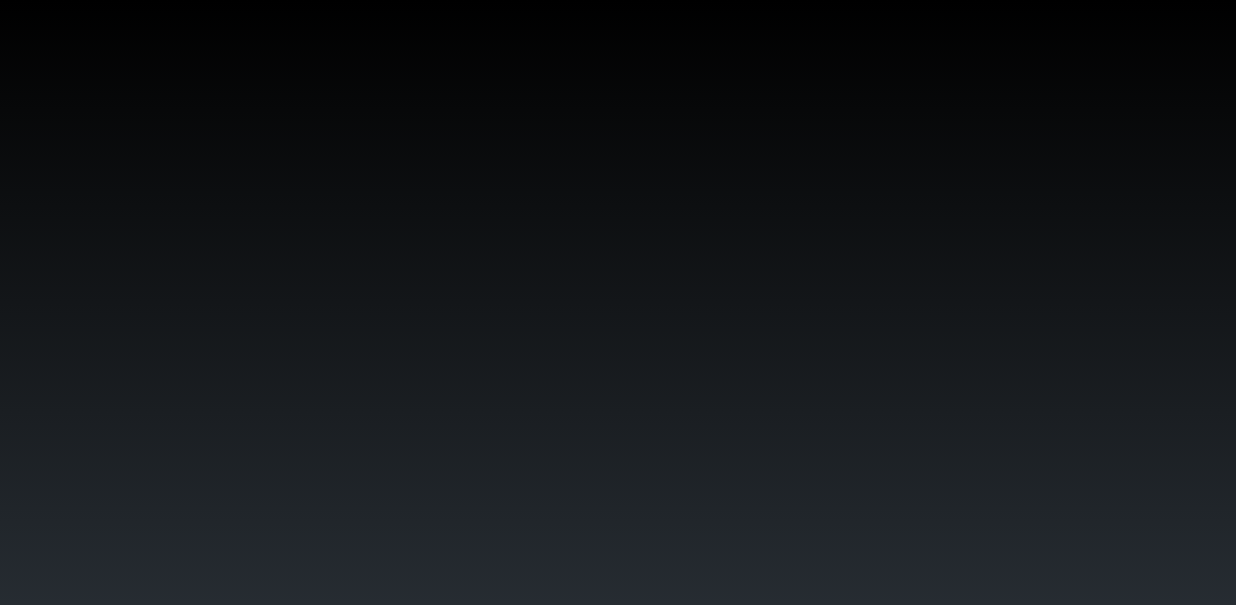
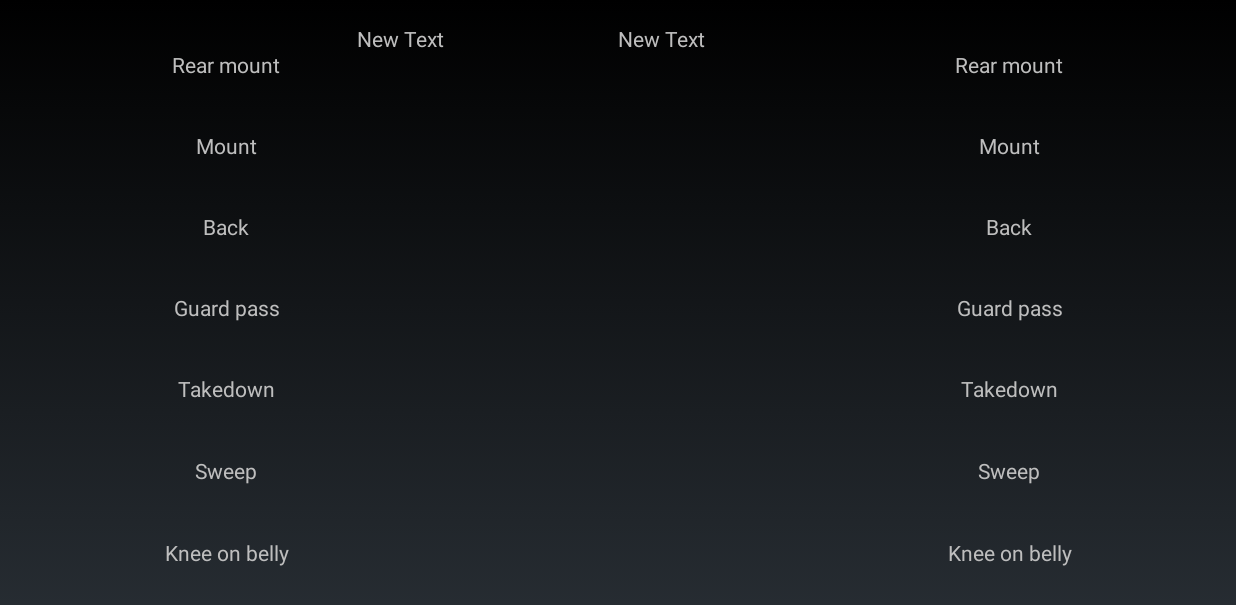
Before and after one commit to martincheung/wrestlejam, an Android app: the screen it shows after launch (MainActivity), on a phone screen of 824 x 412 dp (held sideways). Shown: the top 605 px of the screen. Run offline under Robolectric (Android 15) with nearby library versions, the phone set to English and light mode, and no system bars.

Commit message:
Created left and right player controls

```diff
--- a/app/src/main/res/layout/activity_main.xml
+++ b/app/src/main/res/layout/activity_main.xml
@@ -1,4 +1,6 @@
 <?xml version="1.0" encoding="utf-8"?>
+<RelativeLayout android:layout_height="match_parent" android:layout_width="match_parent"
+    xmlns:android="http://schemas.android.com/apk/res/android">
 <LinearLayout xmlns:android="http://schemas.android.com/apk/res/android"
     xmlns:tools="http://schemas.android.com/tools"
     android:orientation="horizontal"
@@ -11,4 +13,147 @@
     tools:context=".activity.MainActivity">
 
 
+    <LinearLayout
+        android:orientation="vertical"
+        android:layout_width="0dp"
+        android:layout_height="match_parent"
+        android:id="@+id/leftPlayerControls"
+        android:layout_weight="1">
+
+        <TextView
+            android:layout_width="match_parent"
+            android:layout_height="0dp"
+            android:layout_weight="1"
+            android:id="@+id/rearmount"
+            android:text="@string/rearmount"
+            android:gravity="center"/>
+
+        <TextView
+            android:layout_width="match_parent"
+            android:layout_height="0dp"
+            android:layout_weight="1"
+            android:text="@string/mount"
+            android:id="@+id/mount"
+            android:gravity="center" />
+
+        <TextView
+            android:layout_width="match_parent"
+            android:layout_height="0dp"
+            android:layout_weight="1"
+            android:text="@string/back"
+            android:id="@+id/back"
+            android:gravity="center"/>
+
+        <TextView
+            android:layout_width="match_parent"
+            android:layout_height="0dp"
+            android:layout_weight="1"
+            android:text="@string/guardpass"
+            android:id="@+id/guardPass"
+            android:gravity="center"/>
+
+        <TextView
+            android:layout_width="match_parent"
+            android:layout_height="0dp"
+            android:layout_weight="1"
+            android:text="@string/takedown"
+            android:id="@+id/takedown"
+            android:gravity="center"/>
+
+        <TextView
+            android:layout_width="match_parent"
+            android:layout_height="0dp"
+            android:layout_weight="1"
+            android:text="@string/sweep"
+            android:id="@+id/sweep"
+            android:gravity="center"/>
+
+        <TextView
+            android:layout_width="match_parent"
+            android:layout_height="0dp"
+            android:layout_weight="1"
+            android:text="@string/kneeOnBelly"
+            android:id="@+id/kneeOnBelly"
+            android:gravity="center"/>
+    </LinearLayout>
+
+    <TextView
+        android:layout_width="0dp"
+        android:layout_height="match_parent"
+        android:text="New Text"
+        android:id="@+id/leftPlayerDisplay"
+        android:layout_weight="1"/>
+
+    <TextView
+        android:layout_width="0dp"
+        android:layout_height="match_parent"
+        android:text="New Text"
+        android:id="@+id/rightPlayerDisplay"
+        android:layout_weight="1"/>
+
+    <LinearLayout
+        android:orientation="vertical"
+        android:layout_width="0dp"
+        android:layout_height="match_parent"
+        android:id="@+id/rightPlayerControls"
+        android:layout_weight="1">
+
+        <TextView
+            android:layout_width="match_parent"
+            android:layout_height="0dp"
+            android:layout_weight="1"
+            android:id="@+id/rearmount_right"
+            android:text="@string/rearmount"
+            android:gravity="center"/>
+
+        <TextView
+            android:layout_width="match_parent"
+            android:layout_height="0dp"
+            android:layout_weight="1"
+            android:text="@string/mount"
+            android:id="@+id/mount_right"
+            android:gravity="center"/>
+
+        <TextView
+            android:layout_width="match_parent"
+            android:layout_height="0dp"
+            android:layout_weight="1"
+            android:text="@string/back"
+            android:id="@+id/back_right"
+            android:gravity="center"/>
+
+        <TextView
+            android:layout_width="match_parent"
+            android:layout_height="0dp"
+            android:layout_weight="1"
+            android:text="@string/guardpass"
+            android:id="@+id/guardPass_right"
+            android:gravity="center"/>
+
+        <TextView
+            android:layout_width="match_parent"
+            android:layout_height="0dp"
+            android:layout_weight="1"
+            android:text="@string/takedown"
+            android:id="@+id/takedown_right"
+            android:gravity="center"/>
+
+        <TextView
+            android:layout_width="match_parent"
+            android:layout_height="0dp"
+            android:layout_weight="1"
+            android:text="@string/sweep"
+            android:id="@+id/sweep_right"
+            android:gravity="center"/>
+
+        <TextView
+            android:layout_width="match_parent"
+            android:layout_height="0dp"
+            android:layout_weight="1"
+            android:text="@string/kneeOnBelly"
+            android:id="@+id/kneeOnBelly_right"
+            android:gravity="center"/>
+
+     </LinearLayout>
 </LinearLayout>
+</RelativeLayout>
--- a/app/src/main/res/values/strings.xml
+++ b/app/src/main/res/values/strings.xml
@@ -1,3 +1,11 @@
 <resources>
     <string name="app_name">BJJ Scoreboard</string>
+    <string name="rearmount">Rear mount</string>
+    <string name="mount">Mount</string>
+    <string name="back">Back</string>
+    <string name="guardpass">Guard pass</string>
+    <string name="takedown">Takedown</string>
+    <string name="sweep">Sweep</string>
+    <string name="kneeOnBelly">Knee on belly</string>
+
 </resources>
```
